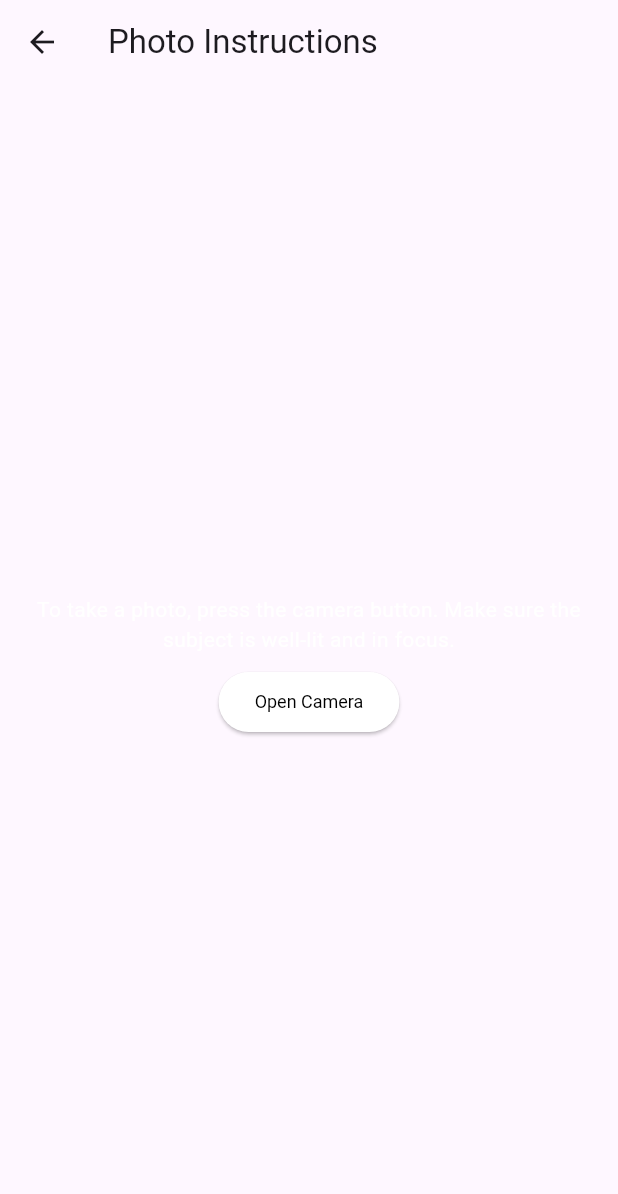
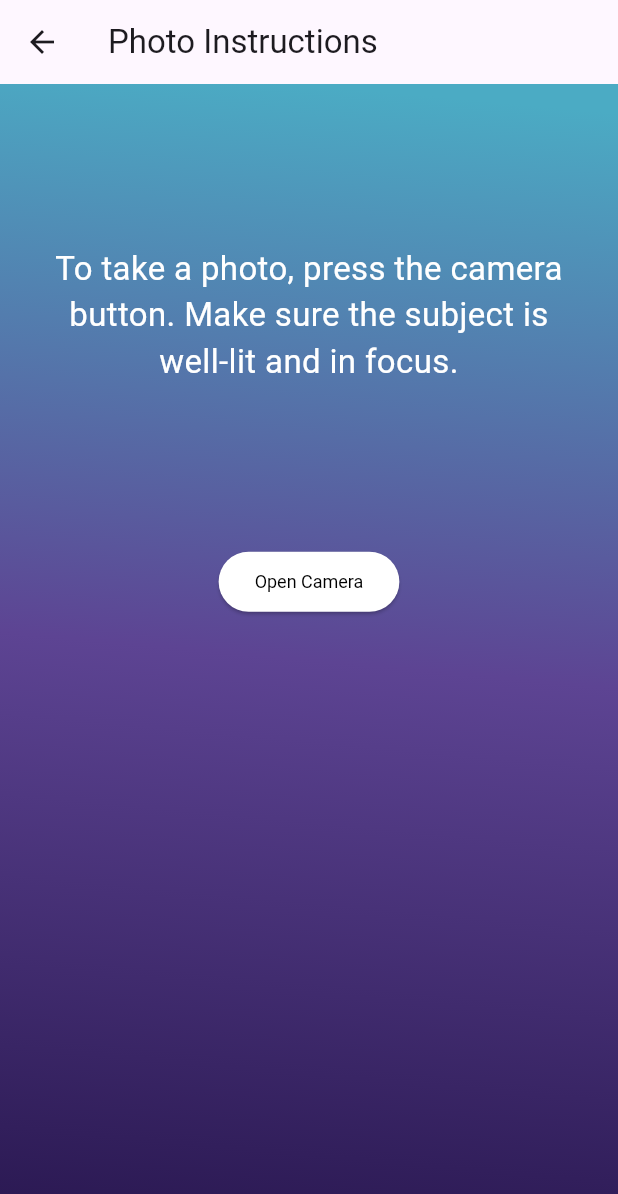
Before and after one commit to kylesmigelski/InnoValuationTST, a Flutter app: the screen it shows once a user with an empty profile is signed in, after a tap on "Take Picture", on a phone screen of 412 x 824 dp. Shown: the top 1194 px of the screen. Run offline on Flutter 3.47's test engine with Material 3 defaults, Android fonts, the phone set to English and light mode, and no system bars; our stand-ins replace auto_size_text, camera, cloud_firestore, firebase_auth, firebase_core, firebase_storage and 1 more; accounts and stored records are empty; Roboto replaces fonts that are missing (SF-Pro).

```diff
--- a/innovaluation_tst_tester/lib/camera_service.dart
+++ b/innovaluation_tst_tester/lib/camera_service.dart
@@ -6,6 +6,7 @@ import 'package:flutter/material.dart';
 import 'package:innovaluation_tst_tester/main_menu_screen.dart';
 import 'package:firebase_storage/firebase_storage.dart' as firebase_storage;
 import 'package:cloud_firestore/cloud_firestore.dart';
+import 'package:innovaluation_tst_tester/theme_data.dart';
 
 Future<void> main() async {
   // Ensure that plugin services are initialized so that `availableCameras()`
@@ -38,17 +39,24 @@ class InstructionsScreen extends StatelessWidget {
   Widget build(BuildContext context) {
     return Scaffold(
       appBar: AppBar(title: Text('Photo Instructions')),
-      body: Center(
+      body: GradientContainer(
+        child: Center(
           child: Column(
-          mainAxisAlignment: MainAxisAlignment.center,
+            mainAxisAlignment: MainAxisAlignment.start,
             children: [
+              SizedBox(height: MediaQuery.of(context).size.height * 0.1,),
               const Padding(
-              padding: EdgeInsets.all(8.0),
+                padding: EdgeInsets.all(25.0),
                 child: Text(
                   'To take a photo, press the camera button. Make sure the subject is well-lit and in focus.',
                   textAlign: TextAlign.center,
+                  style: TextStyle(
+                      fontSize: 22,
+                      //color: Color(0xFF5D4493)
                   ),
                 ),
+              ),
+              SizedBox(height: MediaQuery.of(context).size.height * 0.1,),
               ElevatedButton(
                 onPressed: () {
                   Navigator.of(context).push(MaterialPageRoute(
@@ -60,6 +68,7 @@ class InstructionsScreen extends StatelessWidget {
             ],
           ),
         ),
+      )
     );
   }
 }
--- a/innovaluation_tst_tester/lib/main_menu_screen.dart
+++ b/innovaluation_tst_tester/lib/main_menu_screen.dart
@@ -14,6 +14,27 @@ class MainMenuView extends StatelessWidget {
 
   void _logoutPressed() {
     FirebaseAuth.instance.signOut();
+  }
+
+  Future<void> _navigateToCamera(BuildContext context) async {
+    try {
+      // Get the list of available cameras.
+      final cameras = await availableCameras();
+
+      // Get a specific camera from the list of available cameras.
+      final firstCamera = cameras.first;
+
+      // Navigate to the InstructionsScreen widget, passing the first camera.
+      // InstructionsScreen will then handle navigating to TakePictureScreen.
+      await Navigator.of(context).push(
+        MaterialPageRoute(
+          builder: (context) => InstructionsScreen(camera: firstCamera),
+        ),
+      );
+    } catch (e) {
+      // Handle any errors here
+      print(e); // Consider showing an alert or a toast to the user
+    }
   }
 
   @override
@@ -241,26 +262,3 @@ class CustomScrollPhysics extends ScrollPhysics {
     return super.applyPhysicsToUserOffset(position, offset);
   }
 }
-
-
-
-Future<void> _navigateToCamera(BuildContext context) async {
-  try {
-    // Get the list of available cameras.
-    final cameras = await availableCameras();
-
-    // Get a specific camera from the list of available cameras.
-    final firstCamera = cameras.first;
-
-    // Navigate to the InstructionsScreen widget, passing the first camera.
-    // InstructionsScreen will then handle navigating to TakePictureScreen.
-    await Navigator.of(context).push(
-      MaterialPageRoute(
-        builder: (context) => InstructionsScreen(camera: firstCamera),
-      ),
-    );
-  } catch (e) {
-    // Handle any errors here
-    print(e); // Consider showing an alert or a toast to the user
-  }
-}
```
Lines whose indentation alone changed are shown as unchanged.
